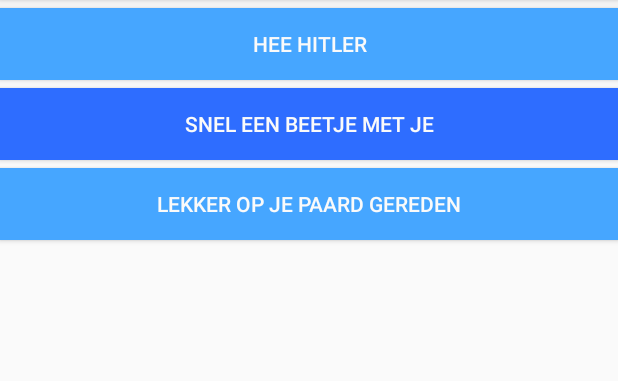
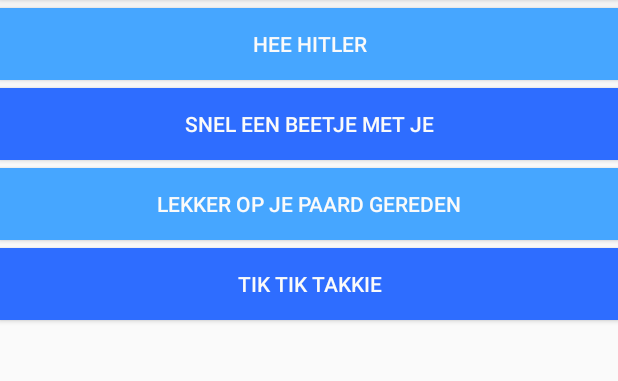
Before and after one commit to JelleStu/sluipschutters, an Android app: the screen it shows after launch (MainActivity), on a phone screen of 412 x 824 dp, the part 84-465 px from its top. Run offline under Robolectric (Android 15) with nearby library versions, the phone set to English and light mode, and no system bars.

Commit message:
4e pull. TiktikTakkie sound added.

```diff
--- a/app/src/main/java/nl/jellestukstette/sluipschutterssoundboard/MainActivity.java
+++ b/app/src/main/java/nl/jellestukstette/sluipschutterssoundboard/MainActivity.java
@@ -10,15 +10,17 @@ public class MainActivity extends AppCompatActivity {
     Button bt;
     Button btstinkbek;
     Button bthoerenpaard;
+    Button btTikTikTakkie;
+
     @Override
     protected void onCreate(Bundle savedInstanceState) {
         super.onCreate(savedInstanceState);
         setContentView(R.layout.activity_main);
         bt = (Button) findViewById(R.id.btnHeeHitler);
         final MediaPlayer mp = MediaPlayer.create(this, R.raw.heehitler);
-        bt.setOnClickListener(new View.OnClickListener(){
+        bt.setOnClickListener(new View.OnClickListener() {
             @Override
-            public void onClick(View view){
+            public void onClick(View view) {
                 mp.start();
             }
         });
@@ -26,9 +28,9 @@ public class MainActivity extends AppCompatActivity {
 
         btstinkbek = (Button) findViewById(R.id.btnStinkBek);
         final MediaPlayer mp3 = MediaPlayer.create(this, R.raw.stinkbek);
-        btstinkbek.setOnClickListener(new View.OnClickListener(){
+        btstinkbek.setOnClickListener(new View.OnClickListener() {
             @Override
-            public void onClick(View view){
+            public void onClick(View view) {
                 mp3.start();
 
             }
@@ -36,11 +38,21 @@ public class MainActivity extends AppCompatActivity {
 
         bthoerenpaard = (Button) findViewById(R.id.btnHoerenPaard);
         final MediaPlayer mp4 = MediaPlayer.create(this, R.raw.hoerenpaard);
-        bthoerenpaard.setOnClickListener(new View.OnClickListener(){
+        bthoerenpaard.setOnClickListener(new View.OnClickListener() {
             @Override
-            public void onClick(View view){
+            public void onClick(View view) {
                 mp4.start();
-                // only change for push
+
+            }
+        });
+
+        btTikTikTakkie = (Button) findViewById(R.id.btnTikTakkie);
+        final MediaPlayer mptiktakkie = MediaPlayer.create(this, R.raw.tiktakkie);
+        btTikTikTakkie.setOnClickListener(new View.OnClickListener() {
+            @Override
+            public void onClick(View view) {
+                mptiktakkie.start();
+
             }
         });
     }
--- a/app/src/main/res/layout/activity_main.xml
+++ b/app/src/main/res/layout/activity_main.xml
@@ -45,6 +45,16 @@
                 android:layout_marginBottom="5dp"
                 />
 
+            <Button
+                android:id="@+id/btnTikTakkie"
+                android:layout_width="match_parent"
+                android:layout_height="wrap_content"
+                android:text="Tik tik takkie"
+                android:textColor="#fafafa"
+                android:background="@color/colorBlue"
+                android:layout_marginBottom="5dp"
+                />
+
         </LinearLayout>
     </ScrollView>
 </android.support.constraint.ConstraintLayout>
```
Also changed, not shown: 1 other file.
